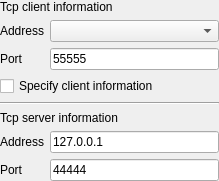
Qt form src/pages/sslsocket/client/SAKSslSocketClientDeviceController.ui (x-tools-author/x-tools) before a commit.
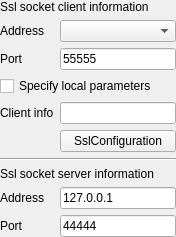
The same form after that commit.

```diff
--- a/src/pages/sslsocket/client/SAKSslSocketClientDeviceController.ui
+++ b/src/pages/sslsocket/client/SAKSslSocketClientDeviceController.ui
@@ -6,8 +6,8 @@
    <rect>
     <x>0</x>
     <y>0</y>
-    <width>219</width>
-    <height>175</height>
+    <width>176</width>
+    <height>220</height>
    </rect>
   </property>
   <property name="windowTitle">
@@ -26,41 +26,27 @@
    <property name="bottomMargin">
     <number>0</number>
    </property>
-   <item row="7" column="1">
-    <widget class="QLineEdit" name="serverTargetPortLineEdit">
+   <item row="0" column="0" colspan="2">
+    <widget class="QLabel" name="label_5">
      <property name="text">
-      <string>44444</string>
+      <string>Ssl socket client information</string>
      </property>
     </widget>
    </item>
-   <item row="7" column="0">
-    <widget class="QLabel" name="label_2">
+   <item row="1" column="0">
+    <widget class="QLabel" name="label_3">
      <property name="text">
-      <string>Port</string>
+      <string>Address</string>
      </property>
     </widget>
    </item>
    <item row="1" column="1">
     <widget class="QComboBox" name="localhostComboBox"/>
    </item>
-   <item row="6" column="1">
-    <widget class="QLineEdit" name="serverHostLineEdit">
+   <item row="2" column="0">
+    <widget class="QLabel" name="label_4">
      <property name="text">
-      <string>127.0.0.1</string>
-     </property>
-    </widget>
-   </item>
-   <item row="5" column="0" colspan="2">
-    <widget class="QLabel" name="label_6">
-     <property name="text">
-      <string>Tcp server information</string>
-     </property>
-    </widget>
-   </item>
-   <item row="6" column="0">
-    <widget class="QLabel" name="label">
-     <property name="text">
-      <string>Address</string>
+      <string>Port</string>
      </property>
     </widget>
    </item>
@@ -74,38 +60,76 @@
    <item row="3" column="0" colspan="2">
     <widget class="QCheckBox" name="enableLocalSettingCheckBox">
      <property name="text">
-      <string>Specify client information</string>
+      <string>Specify local parameters</string>
      </property>
     </widget>
    </item>
-   <item row="1" column="0">
-    <widget class="QLabel" name="label_3">
+   <item row="4" column="0">
+    <widget class="QLabel" name="label_7">
      <property name="text">
-      <string>Address</string>
+      <string>Client info</string>
      </property>
     </widget>
    </item>
-   <item row="2" column="0">
-    <widget class="QLabel" name="label_4">
+   <item row="4" column="1">
+    <widget class="QLineEdit" name="clientInfoLineEdit">
      <property name="text">
-      <string>Port</string>
+      <string notr="true"/>
      </property>
+     <property name="readOnly">
+      <bool>true</bool>
+     </property>
     </widget>
    </item>
-   <item row="0" column="0" colspan="2">
-    <widget class="QLabel" name="label_5">
+   <item row="5" column="1">
+    <widget class="QPushButton" name="sslConfiguration">
      <property name="text">
-      <string>Tcp client information</string>
+      <string>SslConfiguration</string>
      </property>
     </widget>
    </item>
-   <item row="4" column="0" colspan="2">
+   <item row="6" column="0" colspan="2">
     <widget class="Line" name="line">
      <property name="orientation">
       <enum>Qt::Horizontal</enum>
      </property>
     </widget>
    </item>
+   <item row="7" column="0" colspan="2">
+    <widget class="QLabel" name="label_6">
+     <property name="text">
+      <string>Ssl socket server information</string>
+     </property>
+    </widget>
+   </item>
+   <item row="8" column="0">
+    <widget class="QLabel" name="label">
+     <property name="text">
+      <string>Address</string>
+     </property>
+    </widget>
+   </item>
+   <item row="8" column="1">
+    <widget class="QLineEdit" name="serverHostLineEdit">
+     <property name="text">
+      <string>127.0.0.1</string>
+     </property>
+    </widget>
+   </item>
+   <item row="9" column="0">
+    <widget class="QLabel" name="label_2">
+     <property name="text">
+      <string>Port</string>
+     </property>
+    </widget>
+   </item>
+   <item row="9" column="1">
+    <widget class="QLineEdit" name="serverPortLineEdit">
+     <property name="text">
+      <string>44444</string>
+     </property>
+    </widget>
+   </item>
   </layout>
  </widget>
  <resources/>
```
Left out of the diff: 6 changed lines with no effect on the pictures.
